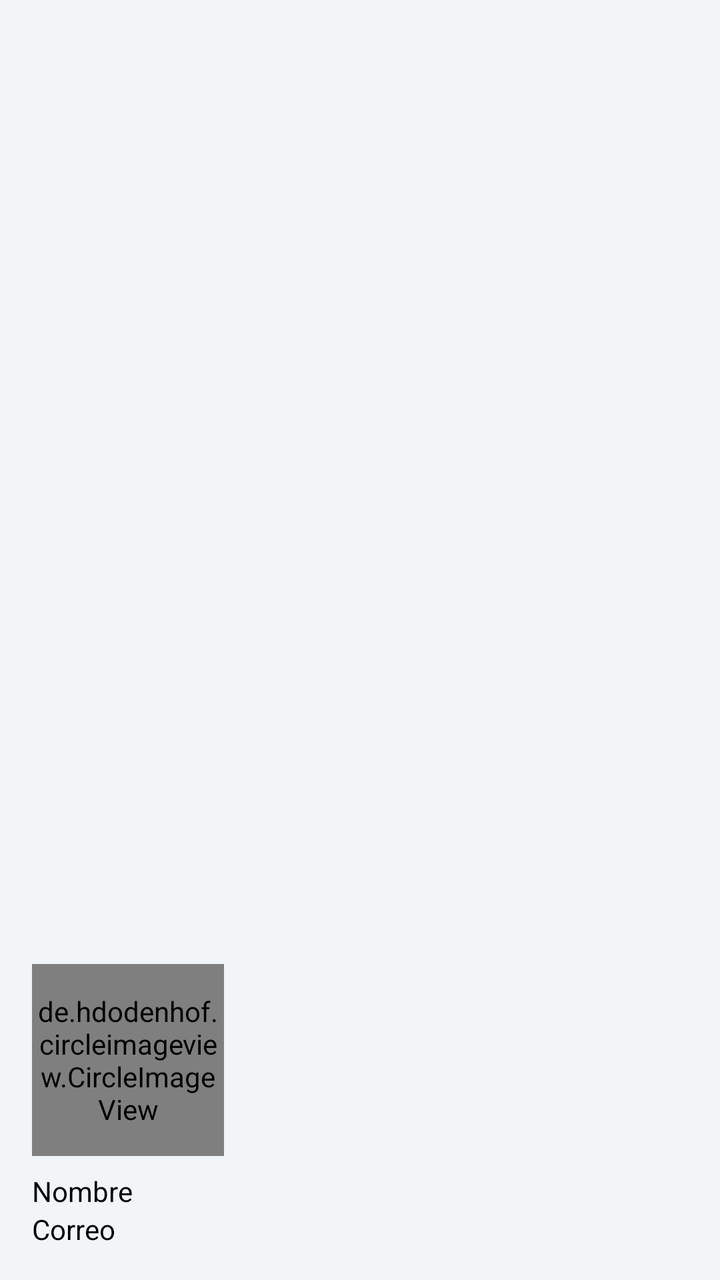
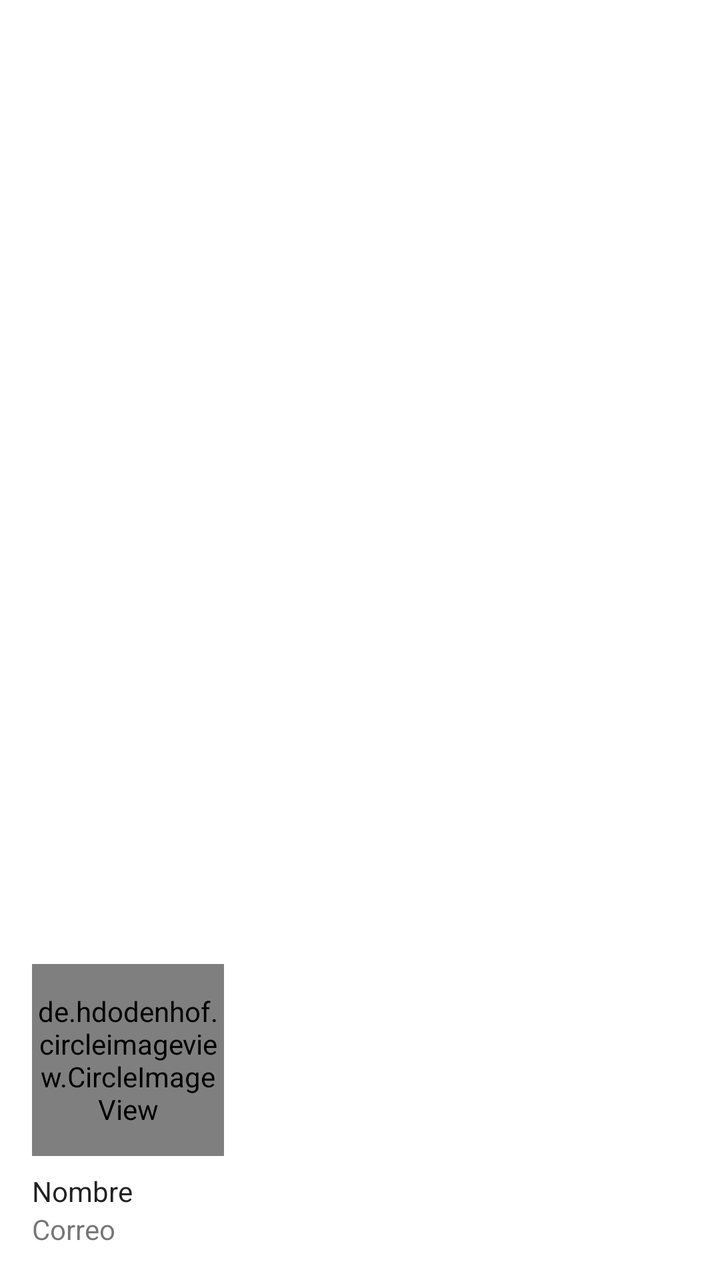

Compare the two renders of this Android layout. The source of the first and the diff that turns it into the second are given below.
<!-- AndroidManifest.xml: application theme Theme.Flashlight -->
<!-- res/layout/activity_menu_header.xml -->
<?xml version="1.0" encoding="utf-8"?>
<LinearLayout xmlns:android="http://schemas.android.com/apk/res/android"
    xmlns:app="http://schemas.android.com/apk/res-auto"
    xmlns:tools="http://schemas.android.com/tools"
    android:layout_width="match_parent"
    android:layout_height="176dp"
    android:background="@color/LightWhite"
    android:gravity="bottom"
    android:orientation="vertical"
    android:padding="16dp"
    tools:context=".MenuHeader">

    
    <de.hdodenhof.circleimageview.CircleImageView
        android:id="@+id/portada"
        android:layout_width="96dp"
        android:layout_height="96dp"
        android:src="@drawable/sinfoto"
        app:civ_border_width="2dp"/>

    <TextView
        android:id="@+id/name"
        android:layout_width="wrap_content"
        android:layout_height="wrap_content"
        android:text="Nombre"
        android:paddingTop="8dp"
        android:textAppearance="@style/TextAppearance.AppCompat.Body1"
        android:textColor="@color/black" />

    <TextView
        android:id="@+id/correo"
        android:layout_width="wrap_content"
        android:layout_height="wrap_content"
        android:text="Correo"
        android:textColor="@color/black" />
</LinearLayout>
<!-- resources referenced by this layout -->
<resources>
  <color name="LightWhite">#f2f5f8 </color>
  <color name="black">#000000</color>
  <!-- drawable sinfoto: png bitmap (drawable, 30701 bytes) -->
  <style name="Theme.Flashlight" parent="Theme.MaterialComponents.DayNight.DarkActionBar">
          
          <item name="colorPrimary">@color/purple_500</item>
          <item name="colorPrimaryVariant">@color/purple_700</item>
          <item name="colorOnPrimary">@color/white</item>
          
          <item name="colorSecondary">@color/teal_200</item>
          <item name="colorSecondaryVariant">@color/teal_700</item>
          <item name="colorOnSecondary">@color/black</item>
          
          <item name="android:statusBarColor" tools:targetApi="l">?attr/colorPrimaryVariant</item>
          
      </style>
  <color name="purple_500">#FF6200EE</color>
  <color name="purple_700">#FF3700B3</color>
  <color name="white">#ffffff</color>
  <color name="teal_200">#FF03DAC5</color>
  <color name="teal_700">#FF018786</color>
</resources>

<!-- the commit's change to res/layout/activity_menu_header.xml (unified diff, before → after) -->
@@ -4,7 +4,7 @@
     xmlns:tools="http://schemas.android.com/tools"
     android:layout_width="match_parent"
     android:layout_height="176dp"
-    android:background="@color/LightWhite"
+    android:background="?attr/colorSurface"
     android:gravity="bottom"
     android:orientation="vertical"
     android:padding="16dp"
@@ -25,12 +25,11 @@
         android:text="Nombre"
         android:paddingTop="8dp"
         android:textAppearance="@style/TextAppearance.AppCompat.Body1"
-        android:textColor="@color/black" />
+        />
 
     <TextView
         android:id="@+id/correo"
         android:layout_width="wrap_content"
         android:layout_height="wrap_content"
-        android:text="Correo"
-        android:textColor="@color/black" />
+        android:text="Correo"/>
 </LinearLayout>
<!-- resource entries referenced after the edit -->
@@ -1,6 +1,5 @@
 <!-- resources referenced by this layout -->
 <resources>
-  <color name="LightWhite">#f2f5f8 </color>
   <color name="black">#000000</color>
   <!-- drawable sinfoto: png bitmap (drawable, 30701 bytes) -->
   <style name="Theme.Flashlight" parent="Theme.MaterialComponents.DayNight.DarkActionBar">
